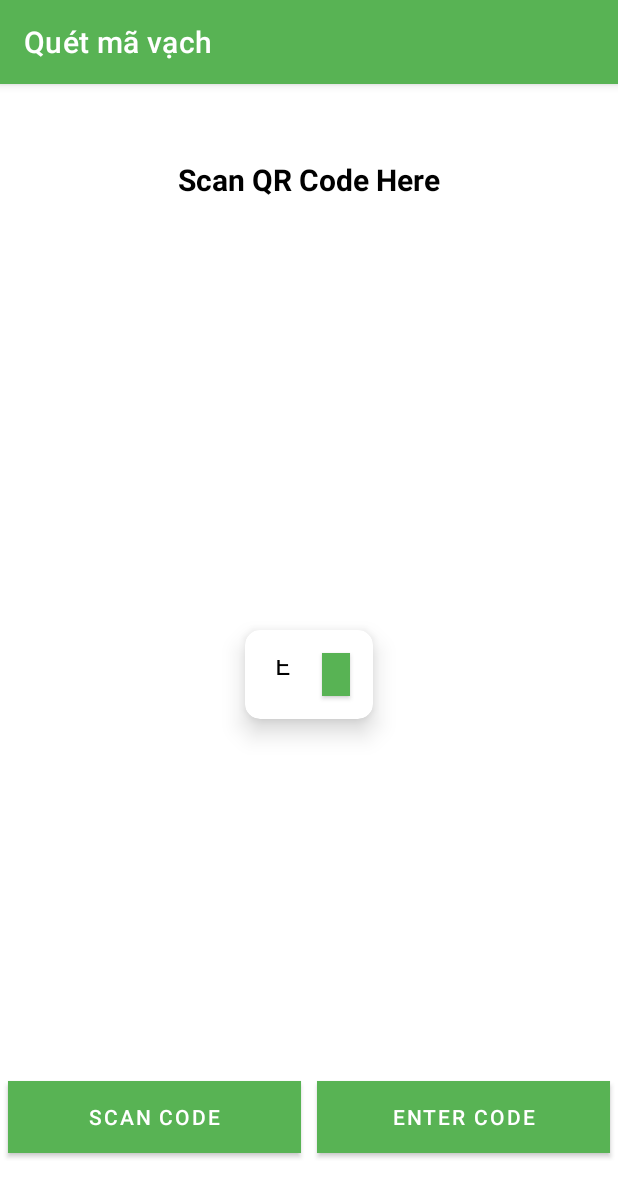
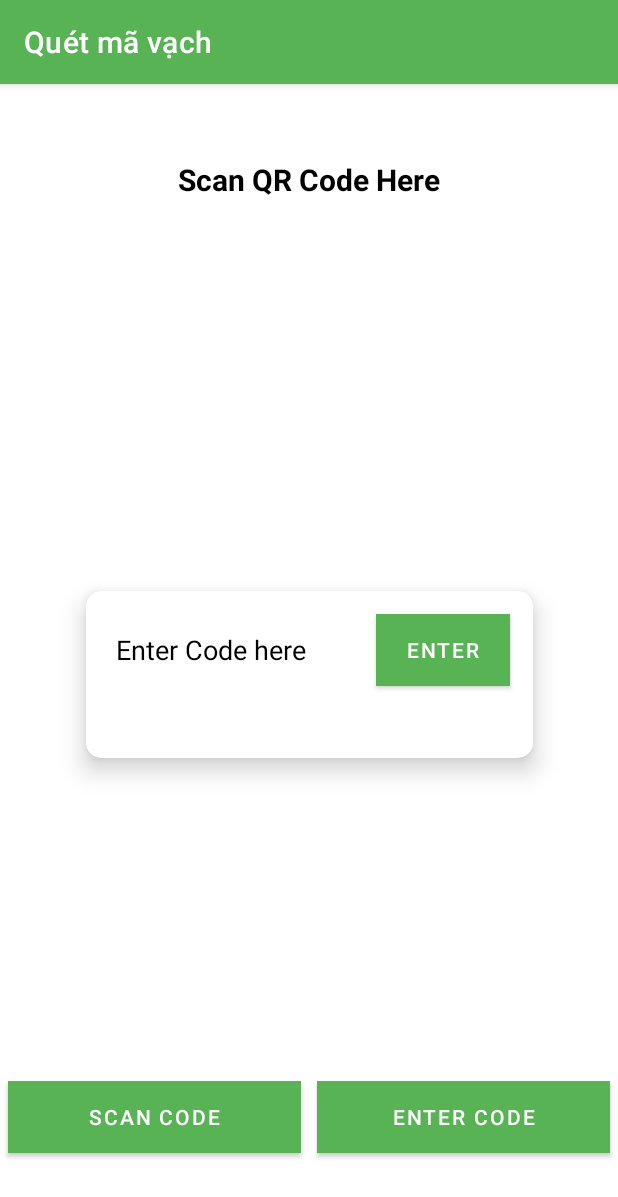
Before and after one commit to phantan2001/DOANCUOIKY-PTUD, an Android app: the quet_ma_vach screen opened directly, with no data from a screen before it, on a phone screen of 412 x 824 dp. Shown: the top 1197 px of the screen. Run offline under Robolectric (Android 15) with nearby library versions, the phone set to English and light mode, and no system bars; libraries missing offline, so code that uses them is left out: com.google.zxing.integration, com.journeyapps.barcodescanner, pub.devrel.easypermissions.

```diff
--- a/app/src/main/res/layout/activity_quet_ma_vach.xml
+++ b/app/src/main/res/layout/activity_quet_ma_vach.xml
@@ -22,8 +22,8 @@
 
     <androidx.cardview.widget.CardView
         android:id="@+id/cardView1"
-        android:layout_width="85dp"
-        android:layout_height="59dp"
+        android:layout_width="298dp"
+        android:layout_height="111dp"
         android:layout_marginTop="50dp"
         android:visibility="visible"
         app:cardBackgroundColor="@color/white"
```
Also changed, not shown: app/src/main/java/com/example/imagedetection/quet_ma_vach.kt (+10 -28 lines), 2 other files.
